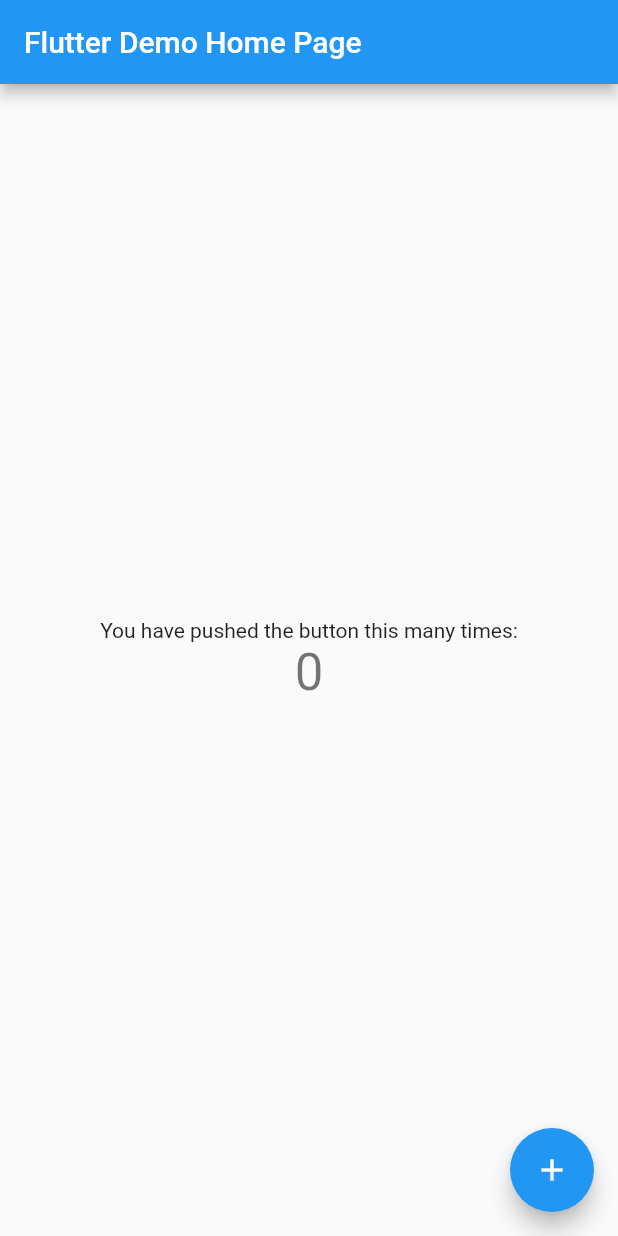
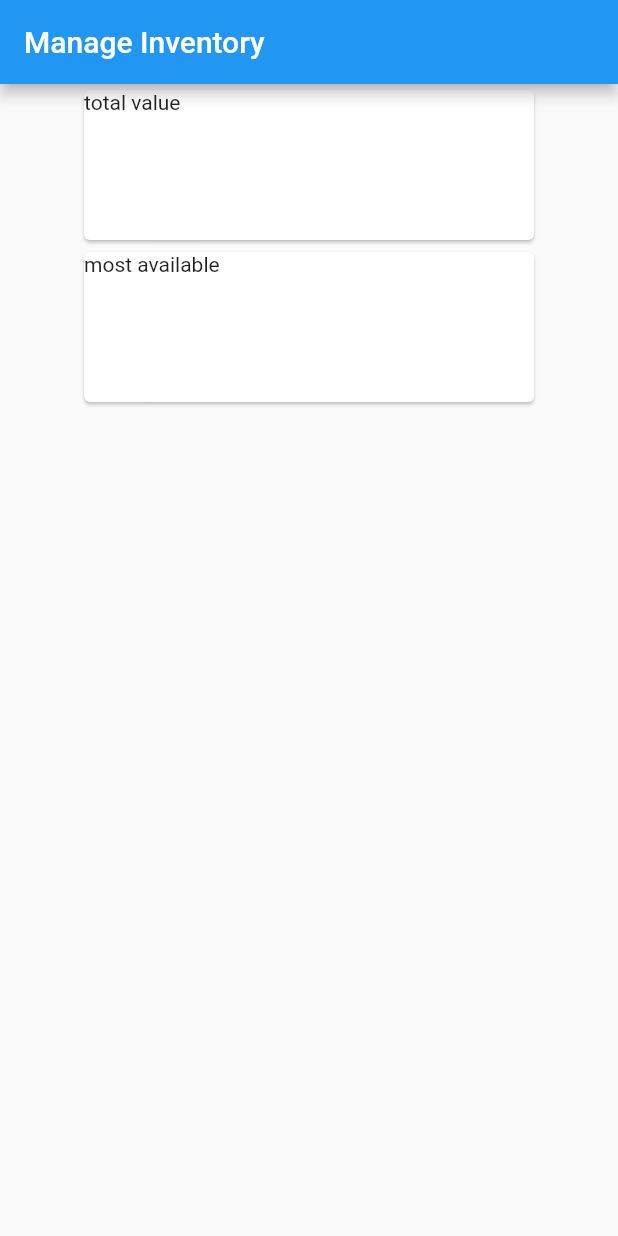
Before and after one commit to shams9017/inventoryappflutter, a Flutter app: the screen it shows after launch, on a phone screen of 412 x 824 dp. Run offline on Flutter 3.47's test engine with Material 2 defaults, Android fonts, the phone set to English and light mode, and no system bars.

Commit message:
first UI

```diff
--- a/inventoryapp/lib/main.dart
+++ b/inventoryapp/lib/main.dart
@@ -1,43 +1,25 @@
 import 'package:flutter/material.dart';
 
-void main() {
-  runApp(MyApp());
-}
+
+void main() => runApp(MyApp());
 
 class MyApp extends StatelessWidget {
   // This widget is the root of your application.
   @override
   Widget build(BuildContext context) {
     return MaterialApp(
-      title: 'Flutter Demo',
+      title: 'Inventory',
       theme: ThemeData(
-        // This is the theme of your application.
-        //
-        // Try running your application with "flutter run". You'll see the
-        // application has a blue toolbar. Then, without quitting the app, try
-        // changing the primarySwatch below to Colors.green and then invoke
-        // "hot reload" (press "r" in the console where you ran "flutter run",
-        // or simply save your changes to "hot reload" in a Flutter IDE).
-        // Notice that the counter didn't reset back to zero; the application
-        // is not restarted.
+
         primarySwatch: Colors.blue,
       ),
-      home: MyHomePage(title: 'Flutter Demo Home Page'),
+      home: MyHomePage(title: 'Manage Inventory'),
     );
   }
 }
 
 class MyHomePage extends StatefulWidget {
   MyHomePage({Key key, this.title}) : super(key: key);
-
-  // This widget is the home page of your application. It is stateful, meaning
-  // that it has a State object (defined below) that contains fields that affect
-  // how it looks.
-
-  // This class is the configuration for the state. It holds the values (in this
-  // case the title) provided by the parent (in this case the App widget) and
-  // used by the build method of the State. Fields in a Widget subclass are
-  // always marked "final".
 
   final String title;
 
@@ -46,68 +28,49 @@ class MyHomePage extends StatefulWidget {
 }
 
 class _MyHomePageState extends State<MyHomePage> {
-  int _counter = 0;
-
-  void _incrementCounter() {
-    setState(() {
-      // This call to setState tells the Flutter framework that something has
-      // changed in this State, which causes it to rerun the build method below
-      // so that the display can reflect the updated values. If we changed
-      // _counter without calling setState(), then the build method would not be
-      // called again, and so nothing would appear to happen.
-      _counter++;
-    });
-  }
 
   @override
   Widget build(BuildContext context) {
-    // This method is rerun every time setState is called, for instance as done
-    // by the _incrementCounter method above.
-    //
-    // The Flutter framework has been optimized to make rerunning build methods
-    // fast, so that you can just rebuild anything that needs updating rather
-    // than having to individually change instances of widgets.
+
     return Scaffold(
       appBar: AppBar(
-        // Here we take the value from the MyHomePage object that was created by
-        // the App.build method, and use it to set our appbar title.
+
         title: Text(widget.title),
       ),
       body: Center(
-        // Center is a layout widget. It takes a single child and positions it
-        // in the middle of the parent.
+
         child: Column(
-          // Column is also a layout widget. It takes a list of children and
-          // arranges them vertically. By default, it sizes itself to fit its
-          // children horizontally, and tries to be as tall as its parent.
-          //
-          // Invoke "debug painting" (press "p" in the console, choose the
-          // "Toggle Debug Paint" action from the Flutter Inspector in Android
-          // Studio, or the "Toggle Debug Paint" command in Visual Studio Code)
-          // to see the wireframe for each widget.
-          //
-          // Column has various properties to control how it sizes itself and
-          // how it positions its children. Here we use mainAxisAlignment to
-          // center the children vertically; the main axis here is the vertical
-          // axis because Columns are vertical (the cross axis would be
-          // horizontal).
-          mainAxisAlignment: MainAxisAlignment.center,
+          mainAxisAlignment: MainAxisAlignment.start,
           children: <Widget>[
-            Text(
-              'You have pushed the button this many times:',
+            Card(
+              child: InkWell(
+                //splashColor: Colors.blue.withAlpha(30),
+                onTap: () {
+                  print('Card tapped.');
+                },
+                child: Container(
+                  width: 300,
+                  height: 100,
+                  child: Text('total value'),
+                ),
+              ),
             ),
-            Text(
-              '$_counter',
-              style: Theme.of(context).textTheme.headline4,
-            ),
+            Card(
+              child: InkWell(
+                //splashColor: Colors.blue.withAlpha(30),
+                onTap: () {
+                  print('Card tapped.');
+                },
+                child: Container(
+                  width: 300,
+                  height: 100,
+                  child: Text('most available'),
+                ),
+              ),
+            )
           ],
         ),
       ),
-      floatingActionButton: FloatingActionButton(
-        onPressed: _incrementCounter,
-        tooltip: 'Increment',
-        child: Icon(Icons.add),
-      ), // This trailing comma makes auto-formatting nicer for build methods.
     );
   }
 }
```
Also changed, not shown: inventoryapp/pubspec.yaml (+5 -4 lines), inventoryapp/pubspec.lock, 9 other files.
